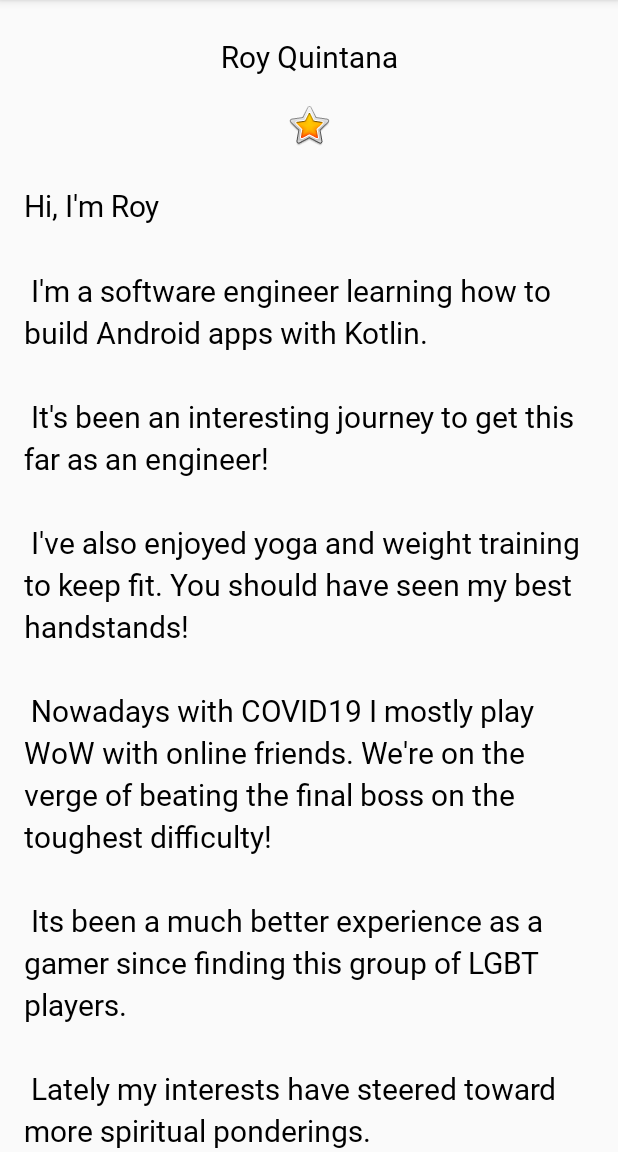
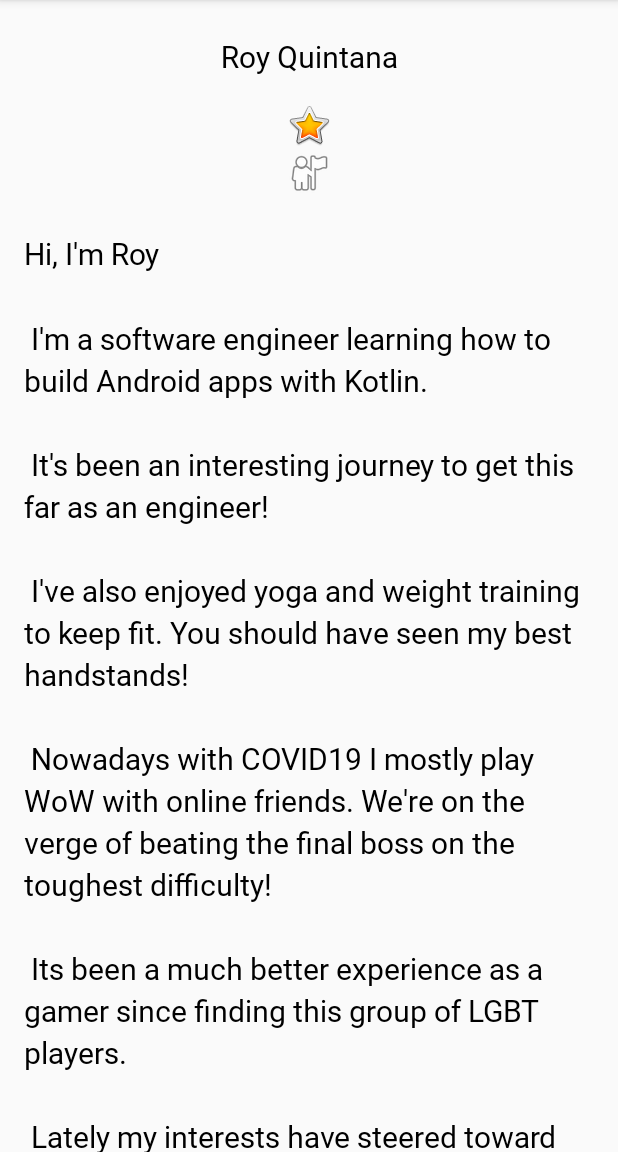
Before and after one commit to RadicalRoy/android-kotlin-google, an Android app: the screen it shows after launch (MainActivity), on a phone screen of 412 x 824 dp, the part 84-1236 px from its top. Run offline under Robolectric (Android 15) with nearby library versions, the phone set to English and light mode, and no system bars.

Commit message:
bonus piece to layout assignment

```diff
--- a/AboutMe/app/src/main/res/layout/activity_main.xml
+++ b/AboutMe/app/src/main/res/layout/activity_main.xml
@@ -32,6 +32,17 @@
         android:layout_width="match_parent"
         android:layout_height="match_parent">
 
+    <LinearLayout
+        android:layout_width="match_parent"
+        android:layout_height="wrap_content"
+        android:orientation="vertical">
+
+        <ImageView
+            android:id="@+id/moon_landing"
+            android:layout_width="match_parent"
+            android:layout_height="wrap_content"
+            android:contentDescription="@string/moon_landing_icon"
+            app:srcCompat="@android:drawable/ic_menu_myplaces" />
 
         <TextView
         android:id="@+id/bio_text"
@@ -40,5 +51,11 @@
         android:layout_height="wrap_content"
         android:lineSpacingMultiplier="1.2"
         android:text="@string/bio" />
+
+</LinearLayout>
+
+
+
     </ScrollView>
+
 </LinearLayout>
--- a/AboutMe/app/src/main/res/values/strings.xml
+++ b/AboutMe/app/src/main/res/values/strings.xml
@@ -21,4 +21,5 @@
         my life, approaching spiritual topics, it\'d be as pivotal as it ever could be.
         \n\n And that\'s a little bit about me today! \n
     </string>
+    <string name="moon_landing_icon">Moon landing icon</string>
 </resources>
```
Lines whose indentation alone changed are shown as unchanged.
